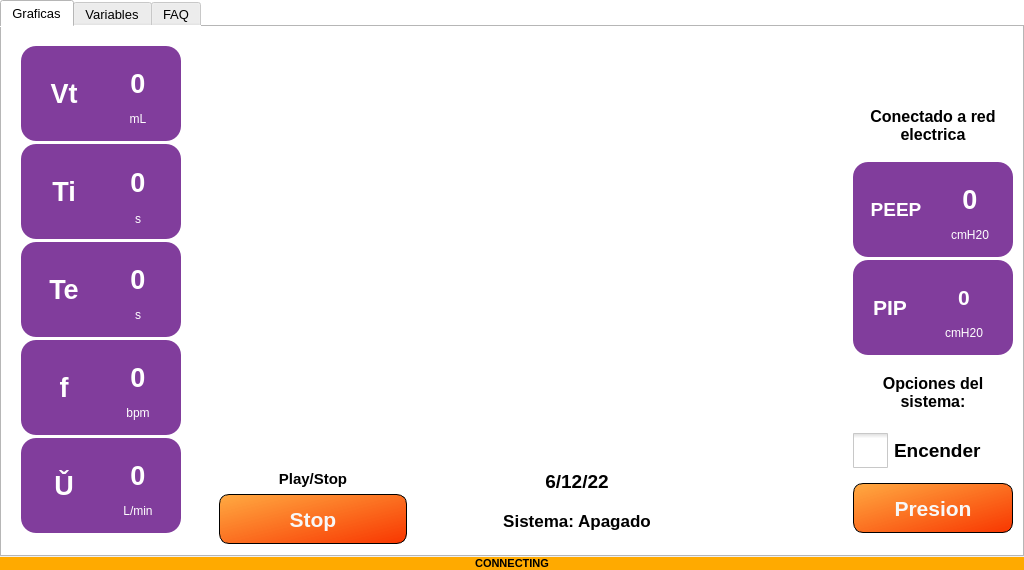
Above: _main_.ui from JulianDuque97/EPI before the change. Below: the same form after it.
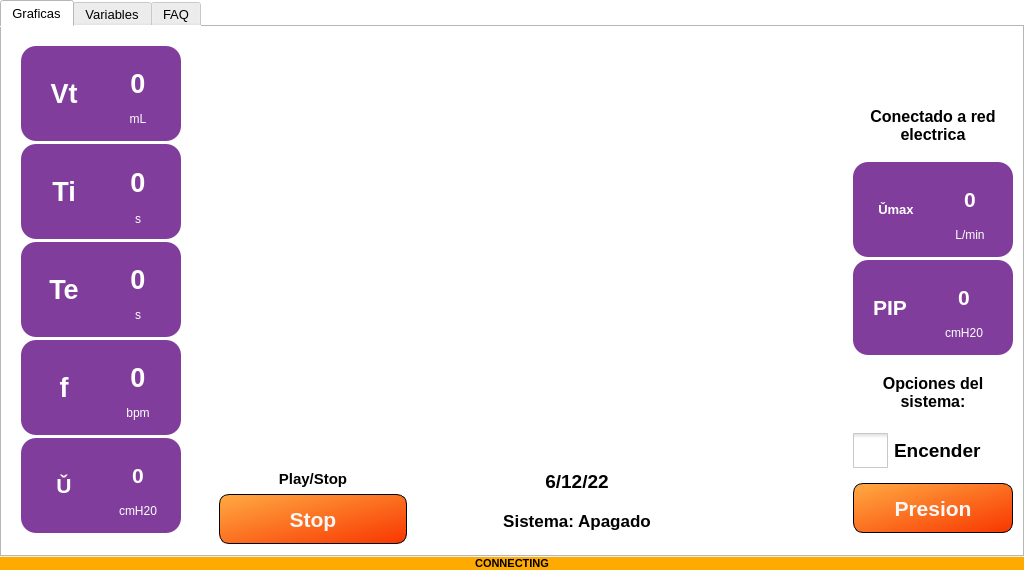
That is the form after the change. Icons and pictures are not drawn. Custom widgets are drawn as their Qt base class.

The edit to the form file:
```diff
--- a/_main_.ui
+++ b/_main_.ui
@@ -362,110 +362,6 @@
                 </layout>
                </widget>
               </item>
-              <item row="4" column="0">
-               <widget class="QFrame" name="frame_32">
-                <property name="minimumSize">
-                 <size>
-                  <width>160</width>
-                  <height>95</height>
-                 </size>
-                </property>
-                <property name="maximumSize">
-                 <size>
-                  <width>160</width>
-                  <height>90</height>
-                 </size>
-                </property>
-                <property name="styleSheet">
-                 <string notr="true">border-radius: 15px;
-background-color: rgb(129, 61, 156);
-color: rgb(255, 255, 255);
-</string>
-                </property>
-                <property name="frameShape">
-                 <enum>QFrame::NoFrame</enum>
-                </property>
-                <property name="frameShadow">
-                 <enum>QFrame::Raised</enum>
-                </property>
-                <property name="lineWidth">
-                 <number>-17</number>
-                </property>
-                <property name="midLineWidth">
-                 <number>-8</number>
-                </property>
-                <layout class="QGridLayout" name="gridLayout_48">
-                 <item row="0" column="0">
-                  <widget class="QLabel" name="label_109">
-                   <property name="font">
-                    <font>
-                     <pointsize>20</pointsize>
-                     <weight>75</weight>
-                     <bold>true</bold>
-                    </font>
-                   </property>
-                   <property name="layoutDirection">
-                    <enum>Qt::LeftToRight</enum>
-                   </property>
-                   <property name="text">
-                    <string>Ǔ</string>
-                   </property>
-                   <property name="alignment">
-                    <set>Qt::AlignCenter</set>
-                   </property>
-                  </widget>
-                 </item>
-                 <item row="0" column="1">
-                  <layout class="QVBoxLayout" name="verticalLayout_35">
-                   <property name="spacing">
-                    <number>0</number>
-                   </property>
-                   <item>
-                    <widget class="QLabel" name="U_label">
-                     <property name="font">
-                      <font>
-                       <pointsize>20</pointsize>
-                       <weight>75</weight>
-                       <bold>true</bold>
-                      </font>
-                     </property>
-                     <property name="lineWidth">
-                      <number>1</number>
-                     </property>
-                     <property name="text">
-                      <string>0</string>
-                     </property>
-                     <property name="alignment">
-                      <set>Qt::AlignCenter</set>
-                     </property>
-                    </widget>
-                   </item>
-                   <item>
-                    <widget class="QLabel" name="label_112">
-                     <property name="maximumSize">
-                      <size>
-                       <width>16777215</width>
-                       <height>20</height>
-                      </size>
-                     </property>
-                     <property name="font">
-                      <font>
-                       <pointsize>9</pointsize>
-                      </font>
-                     </property>
-                     <property name="text">
-                      <string>L/min</string>
-                     </property>
-                     <property name="alignment">
-                      <set>Qt::AlignHCenter|Qt::AlignTop</set>
-                     </property>
-                    </widget>
-                   </item>
-                  </layout>
-                 </item>
-                </layout>
-               </widget>
-              </item>
               <item row="2" column="0">
                <widget class="QFrame" name="frame_29">
                 <property name="minimumSize">
@@ -674,6 +570,110 @@
                 </layout>
                </widget>
               </item>
+              <item row="4" column="0">
+               <widget class="QFrame" name="frame_35">
+                <property name="minimumSize">
+                 <size>
+                  <width>160</width>
+                  <height>95</height>
+                 </size>
+                </property>
+                <property name="maximumSize">
+                 <size>
+                  <width>160</width>
+                  <height>90</height>
+                 </size>
+                </property>
+                <property name="styleSheet">
+                 <string notr="true">border-radius: 15px;
+background-color: rgb(129, 61, 156);
+color: rgb(255, 255, 255);
+</string>
+                </property>
+                <property name="frameShape">
+                 <enum>QFrame::NoFrame</enum>
+                </property>
+                <property name="frameShadow">
+                 <enum>QFrame::Raised</enum>
+                </property>
+                <property name="lineWidth">
+                 <number>-17</number>
+                </property>
+                <property name="midLineWidth">
+                 <number>-8</number>
+                </property>
+                <layout class="QGridLayout" name="gridLayout_61">
+                 <item row="0" column="0">
+                  <widget class="QLabel" name="label_126">
+                   <property name="font">
+                    <font>
+                     <pointsize>16</pointsize>
+                     <weight>75</weight>
+                     <bold>true</bold>
+                    </font>
+                   </property>
+                   <property name="layoutDirection">
+                    <enum>Qt::LeftToRight</enum>
+                   </property>
+                   <property name="text">
+                    <string>Ǔ</string>
+                   </property>
+                   <property name="alignment">
+                    <set>Qt::AlignCenter</set>
+                   </property>
+                  </widget>
+                 </item>
+                 <item row="0" column="1">
+                  <layout class="QVBoxLayout" name="verticalLayout_40">
+                   <property name="spacing">
+                    <number>0</number>
+                   </property>
+                   <item>
+                    <widget class="QLabel" name="SetU_label">
+                     <property name="font">
+                      <font>
+                       <pointsize>16</pointsize>
+                       <weight>75</weight>
+                       <bold>true</bold>
+                      </font>
+                     </property>
+                     <property name="lineWidth">
+                      <number>1</number>
+                     </property>
+                     <property name="text">
+                      <string>0</string>
+                     </property>
+                     <property name="alignment">
+                      <set>Qt::AlignCenter</set>
+                     </property>
+                    </widget>
+                   </item>
+                   <item>
+                    <widget class="QLabel" name="label_127">
+                     <property name="maximumSize">
+                      <size>
+                       <width>16777215</width>
+                       <height>20</height>
+                      </size>
+                     </property>
+                     <property name="font">
+                      <font>
+                       <pointsize>9</pointsize>
+                      </font>
+                     </property>
+                     <property name="text">
+                      <string>cmH20</string>
+                     </property>
+                     <property name="alignment">
+                      <set>Qt::AlignHCenter|Qt::AlignTop</set>
+                     </property>
+                    </widget>
+                   </item>
+                  </layout>
+                 </item>
+                </layout>
+               </widget>
+              </item>
              </layout>
             </widget>
            </item>
@@ -1213,7 +1213,7 @@
                  <number>3</number>
                 </property>
                 <item>
-                 <widget class="QFrame" name="frame_35">
+                 <widget class="QFrame" name="frame_32">
                   <property name="minimumSize">
                    <size>
                     <width>160</width>
@@ -1244,12 +1244,12 @@
                   <property name="midLineWidth">
                    <number>-8</number>
                   </property>
-                  <layout class="QGridLayout" name="gridLayout_61">
+                  <layout class="QGridLayout" name="gridLayout_48">
                    <item row="0" column="0">
-                    <widget class="QLabel" name="label_126">
+                    <widget class="QLabel" name="label_109">
                      <property name="font">
                       <font>
-                       <pointsize>14</pointsize>
+                       <pointsize>10</pointsize>
                        <weight>75</weight>
                        <bold>true</bold>
                       </font>
@@ -1258,7 +1258,7 @@
                       <enum>Qt::LeftToRight</enum>
                      </property>
                      <property name="text">
-                      <string>PEEP</string>
+                      <string>Ǔmax</string>
                      </property>
                      <property name="alignment">
                       <set>Qt::AlignCenter</set>
@@ -1266,15 +1266,15 @@
                     </widget>
                    </item>
                    <item row="0" column="1">
-                    <layout class="QVBoxLayout" name="verticalLayout_40">
+                    <layout class="QVBoxLayout" name="verticalLayout_35">
                      <property name="spacing">
                       <number>0</number>
                      </property>
                      <item>
-                      <widget class="QLabel" name="Vt_label_4">
+                      <widget class="QLabel" name="U_label">
                        <property name="font">
                         <font>
-                         <pointsize>20</pointsize>
+                         <pointsize>16</pointsize>
                          <weight>75</weight>
                          <bold>true</bold>
                         </font>
@@ -1291,7 +1291,7 @@
                       </widget>
                      </item>
                      <item>
-                      <widget class="QLabel" name="label_127">
+                      <widget class="QLabel" name="label_112">
                        <property name="maximumSize">
                         <size>
                          <width>16777215</width>
@@ -1304,7 +1304,7 @@
                         </font>
                        </property>
                        <property name="text">
-                        <string>cmH20</string>
+                        <string>L/min</string>
                        </property>
                        <property name="alignment">
                         <set>Qt::AlignHCenter|Qt::AlignTop</set>
```
Left out of the diff: 264 changed lines with no effect on the pictures.
